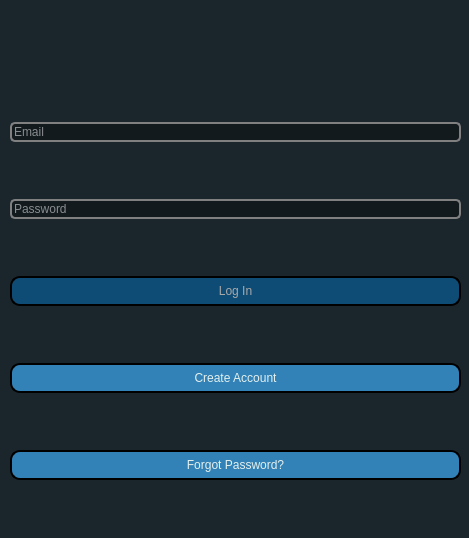
Old version of the form ui/ui_files/aYo.ui in the repository JorgeRamirez7/aYo.
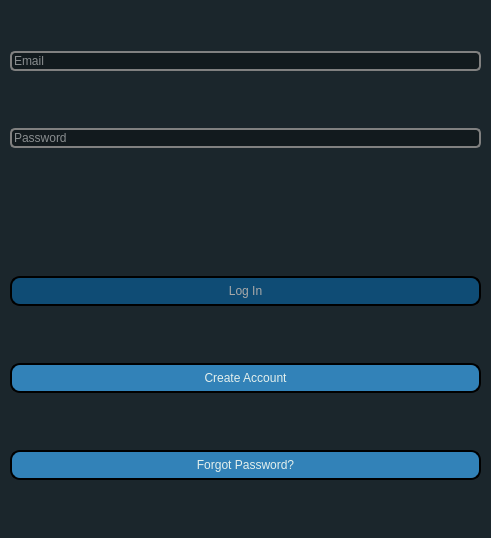
New version of the form.

Commit message: Updated Login screen

What changed in the file:
```diff
--- a/ui/ui_files/aYo.ui
+++ b/ui/ui_files/aYo.ui
@@ -6,7 +6,7 @@
    <rect>
     <x>0</x>
     <y>0</y>
-    <width>469</width>
+    <width>491</width>
     <height>538</height>
    </rect>
   </property>
@@ -67,7 +67,7 @@
      <rect>
       <x>10</x>
       <y>0</y>
-      <width>451</width>
+      <width>471</width>
       <height>531</height>
      </rect>
     </property>
@@ -81,23 +81,6 @@
      <property name="spacing">
       <number>6</number>
      </property>
-     <item>
-      <widget class="QLabel" name="loginLbl">
-       <property name="sizePolicy">
-        <sizepolicy hsizetype="Fixed" vsizetype="Fixed">
-         <horstretch>0</horstretch>
-         <verstretch>0</verstretch>
-        </sizepolicy>
-       </property>
-       <property name="styleSheet">
-        <string notr="true">color: red
-</string>
-       </property>
-       <property name="text">
-        <string/>
-       </property>
-      </widget>
-     </item>
      <item>
       <widget class="QLineEdit" name="mainEmail">
        <property name="autoFillBackground">
@@ -130,6 +113,23 @@
        </property>
       </widget>
      </item>
+     <item>
+      <widget class="QLabel" name="loginLbl">
+       <property name="sizePolicy">
+        <sizepolicy hsizetype="Fixed" vsizetype="Fixed">
+         <horstretch>0</horstretch>
+         <verstretch>0</verstretch>
+        </sizepolicy>
+       </property>
+       <property name="styleSheet">
+        <string notr="true">color: red
+</string>
+       </property>
+       <property name="text">
+        <string/>
+       </property>
+      </widget>
+     </item>
      <item>
       <widget class="QPushButton" name="loginBtn">
        <property name="enabled">
```
